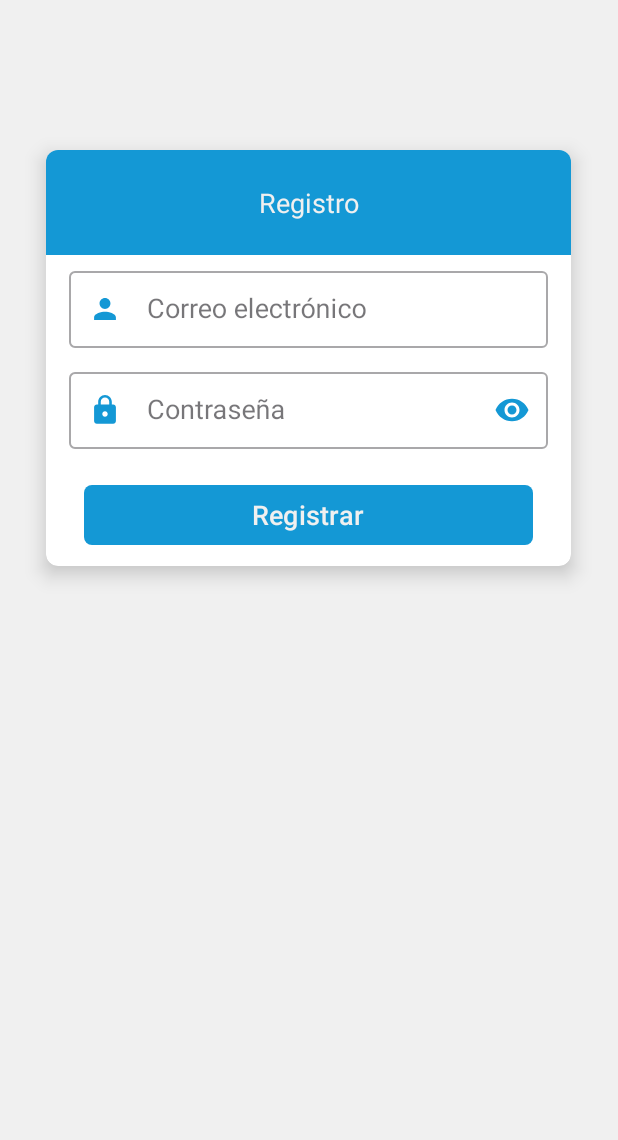
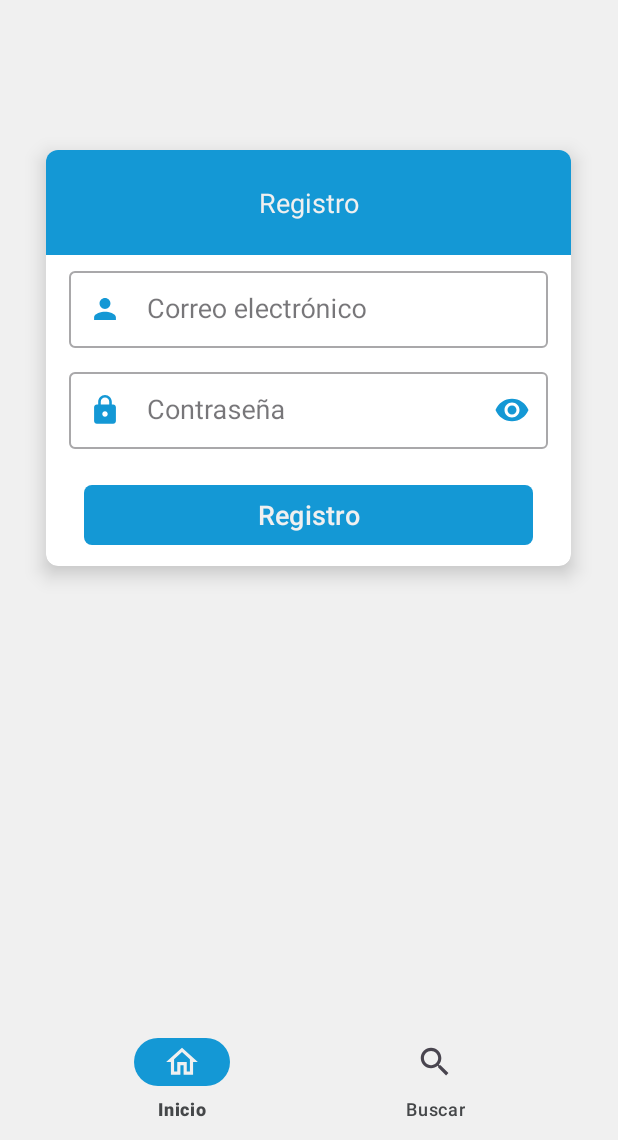
Before and after one commit to kevabin01/SuperHero, an Android app: the RegisterFragment screen opened through its navigation route, on a phone screen of 412 x 824 dp, the part 96-1236 px from its top. Run offline under Robolectric (Android 15) with nearby library versions, the phone set to English and light mode, and no system bars; our stand-ins replace Firebase (no records; nobody signed in at launch, a user with empty details on screens opened directly), data binding, navigation-ui, paging.

Commit message:
Orden de repositorios y viewmodels

```diff
--- a/app/src/main/java/com/codequark/superhero/room/RoomConstants.kt
+++ b/app/src/main/java/com/codequark/superhero/room/RoomConstants.kt
@@ -23,6 +23,7 @@ class RoomConstants {
         const val columnPublisher = "publisher"
         const val columnAlignment = "alignment"
         const val columnGender = "gender"
+        const val columnRace = "race"
         const val columnHeight = "height"
         const val columnWeight = "weight"
         const val columnEyeColor = "eyeColor"
--- a/app/src/main/java/com/codequark/superhero/ui/activities/MainActivity.kt
+++ b/app/src/main/java/com/codequark/superhero/ui/activities/MainActivity.kt
@@ -17,15 +17,10 @@ import androidx.navigation.ui.NavigationUI
 import com.codequark.superhero.R
 import com.codequark.superhero.databinding.ActivityMainBinding
 import com.codequark.superhero.managers.NetworkManager.NetworkStateDef
-import com.codequark.superhero.retrofit.requests.SearchRequest
-import com.codequark.superhero.utils.Constants
 import com.codequark.superhero.utils.LogUtils
 import com.codequark.superhero.viewModels.MainViewModel
 import com.codequark.superhero.viewModels.NetworkViewModel
 import com.codequark.superhero.viewModels.ViewModelFactory
-import kotlinx.coroutines.Dispatchers
-import kotlinx.coroutines.GlobalScope
-import kotlinx.coroutines.launch
 
 class MainActivity: AppCompatActivity() {
     private lateinit var binding: ActivityMainBinding
@@ -86,17 +81,6 @@ class MainActivity: AppCompatActivity() {
 
                 }
             }
-        }
-
-        @Suppress("EXPERIMENTAL_API_USAGE")
-        GlobalScope.launch(Dispatchers.IO) {
-            val params: HashMap<String, Any> = HashMap()
-
-            val query = "batman"
-            params[Constants.JsonConstants.query] = query
-
-            val request = SearchRequest()
-            //request.execute(params)
         }
     }
 
--- /dev/null
+++ b/app/src/main/java/com/codequark/superhero/viewModels/DaoViewModel.kt
@@ -0,0 +1,11 @@
+package com.codequark.superhero.viewModels
+
+import android.app.Application
+import androidx.annotation.NonNull
+import androidx.lifecycle.AndroidViewModel
+import com.codequark.superhero.repositories.MainRepository
+
+open class DaoViewModel(application: Application): AndroidViewModel(application) {
+    @NonNull
+    protected val repository = MainRepository.getInstance(application.applicationContext)
+}
--- /dev/null
+++ b/app/src/main/java/com/codequark/superhero/viewModels/LoginViewModel.kt
@@ -0,0 +1,78 @@
+package com.codequark.superhero.viewModels
+
+import android.app.Application
+import android.view.View
+import androidx.annotation.NonNull
+import androidx.lifecycle.LiveData
+import com.codequark.superhero.R
+import com.codequark.superhero.managers.NetworkManager.LoginStateDef
+import com.codequark.superhero.models.login.Login
+
+open class LoginViewModel(application: Application): RequestViewModel(application) {
+    @NonNull
+    private val loginState: LiveData<Int> = repository.getLoginState()
+
+    var email = ""
+    var password = ""
+
+    @NonNull
+    fun getLoginState(): LiveData<Int> {
+        return loginState
+    }
+
+    fun setLoginState(@LoginStateDef state: Int) {
+        repository.setLoginState(state)
+    }
+
+    fun login(@NonNull view: View) {
+        email = email.trim()
+
+        if(email.isEmpty()) {
+            setLoginState(LoginStateDef.STATE_LOGIN_ERROR_USUARIO_EMPTY)
+            return
+        }
+
+        if(password.isEmpty()) {
+            setLoginState(LoginStateDef.STATE_LOGIN_ERROR_PASSWORD_EMPTY)
+            return
+        }
+
+        if(password.length < 6) {
+            setLoginState(LoginStateDef.STATE_LOGIN_ERROR_PASSWORD_LONGITUD)
+            return
+        }
+
+        val login = Login(email, password)
+        repository.login(login)
+    }
+
+    fun logout() {
+        repository.logout()
+    }
+
+    fun registrarse(@NonNull view: View) {
+        this.repository.setDestination(R.id.navigationRegister)
+    }
+
+    fun register(@NonNull view: View) {
+        email = email.trim()
+
+        if(email.isEmpty()) {
+            setLoginState(LoginStateDef.STATE_LOGIN_ERROR_USUARIO_EMPTY)
+            return
+        }
+
+        if(password.isEmpty()) {
+            setLoginState(LoginStateDef.STATE_LOGIN_ERROR_PASSWORD_EMPTY)
+            return
+        }
+
+        if(password.length < 6) {
+            setLoginState(LoginStateDef.STATE_LOGIN_ERROR_PASSWORD_LONGITUD)
+            return
+        }
+
+        val login = Login(email, password)
+        repository.register(login)
+    }
+}
--- a/app/src/main/java/com/codequark/superhero/viewModels/MainViewModel.kt
+++ b/app/src/main/java/com/codequark/superhero/viewModels/MainViewModel.kt
@@ -1,42 +1,14 @@
 package com.codequark.superhero.viewModels
 
 import android.app.Application
-import android.view.View
 import androidx.annotation.IdRes
 import androidx.annotation.NonNull
-import androidx.lifecycle.AndroidViewModel
 import androidx.lifecycle.LiveData
 import androidx.navigation.ui.AppBarConfiguration
-import com.codequark.superhero.R
-import com.codequark.superhero.managers.NetworkManager.LoginStateDef
-import com.codequark.superhero.models.login.Login
-import com.codequark.superhero.repositories.MainRepository
 
-class MainViewModel(application: Application) : AndroidViewModel(application) {
-    @NonNull
-    private val repository: MainRepository = MainRepository.getInstance(application.applicationContext)
-
-    @NonNull
-    private val updating: LiveData<Boolean> = repository.getUpdating()
-
-    @NonNull
-    private val loginState: LiveData<Int> = repository.getLoginState()
-
+class MainViewModel(application: Application): LoginViewModel(application) {
     @NonNull
     private val destination: LiveData<Int> = repository.getDestination()
-
-    var email = ""
-    var password = ""
-
-    @NonNull
-    fun getUpdating(): LiveData<Boolean> {
-        return updating
-    }
-
-    @NonNull
-    fun getLoginState(): LiveData<Int> {
-        return loginState
-    }
 
     @NonNull
     fun getDestination(): LiveData<Int> {
@@ -45,14 +17,6 @@ class MainViewModel(application: Application) : AndroidViewModel(application) {
 
     val navConfiguration: AppBarConfiguration = repository.navConfiguration
 
-    fun setUpdating(updating: Boolean) {
-        repository.setUpdating(updating)
-    }
-
-    fun setLoginState(@LoginStateDef state: Int) {
-        repository.setLoginState(state)
-    }
-
     fun setDestination(@IdRes destination: Int) {
         repository.setDestination(destination)
     }
@@ -60,56 +24,4 @@ class MainViewModel(application: Application) : AndroidViewModel(application) {
     fun setQuery(@NonNull query: String) {
         this.repository.setQuery(query)
     }
-
-    fun login(@NonNull view: View) {
-        email = email.trim()
-
-        if(email.isEmpty()) {
-            setLoginState(LoginStateDef.STATE_LOGIN_ERROR_USUARIO_EMPTY)
-            return
-        }
-
-        if(password.isEmpty()) {
-            setLoginState(LoginStateDef.STATE_LOGIN_ERROR_PASSWORD_EMPTY)
-            return
-        }
-
-        if(password.length < 6) {
-            setLoginState(LoginStateDef.STATE_LOGIN_ERROR_PASSWORD_LONGITUD)
-            return
-        }
-
-        val login = Login(email, password)
-        repository.login(login)
-    }
-
-    fun logout() {
-        repository.logout()
-    }
-
-    fun registrarse(@NonNull view: View) {
-        setDestination(R.id.navigationRegister)
-    }
-
-    fun registrar(@NonNull view: View) {
-        email = email.trim()
-
-        if(email.isEmpty()) {
-            setLoginState(LoginStateDef.STATE_LOGIN_ERROR_USUARIO_EMPTY)
-            return
-        }
-
-        if(password.isEmpty()) {
-            setLoginState(LoginStateDef.STATE_LOGIN_ERROR_PASSWORD_EMPTY)
-            return
-        }
-
-        if(password.length < 6) {
-            setLoginState(LoginStateDef.STATE_LOGIN_ERROR_PASSWORD_LONGITUD)
-            return
-        }
-
-        val login = Login(email, password)
-        repository.registrar(login)
-    }
 }
--- /dev/null
+++ b/app/src/main/java/com/codequark/superhero/viewModels/RequestViewModel.kt
@@ -0,0 +1,52 @@
+package com.codequark.superhero.viewModels
+
+import android.app.Application
+import androidx.annotation.NonNull
+import androidx.lifecycle.LiveData
+import com.codequark.superhero.utils.Constants
+
+open class RequestViewModel(application: Application): DaoViewModel(application) {
+    @NonNull
+    private val updating = repository.getUpdating()
+
+    @NonNull
+    private val exception = repository.getException()
+
+    @NonNull
+    private val connection = repository.getConnection()
+
+    @NonNull
+    fun getUpdating(): LiveData<Boolean> {
+        return updating
+    }
+
+    @NonNull
+    fun getException(): LiveData<Exception> {
+        return exception
+    }
+
+    @NonNull
+    fun getConnection(): LiveData<Boolean> {
+        return connection
+    }
+
+    fun setUpdating(@NonNull updating: Boolean) {
+        this.repository.setUpdating(updating)
+    }
+
+    fun setException(@NonNull ex: Exception) {
+        this.repository.setException(ex)
+    }
+
+    fun setConnection(@NonNull connection: Boolean) {
+        this.repository.setConnection(connection)
+    }
+
+    fun requestSearch(@NonNull query: String) {
+        val params: HashMap<String, Any> = HashMap()
+
+        params[Constants.JsonConstants.query] = query
+
+        this.repository.requestSearch(params)
+    }
+}
--- /dev/null
+++ b/app/src/main/res/drawable/ic_home.xml
@@ -0,0 +1,11 @@
+<?xml version="1.0" encoding="utf-8"?>
+<vector xmlns:android="http://schemas.android.com/apk/res/android"
+	android:width="24dp"
+	android:height="24dp"
+	android:viewportWidth="24.0"
+	android:viewportHeight="24.0">
+
+	<path
+		android:fillColor="@color/backgroundIcons"
+		android:pathData="M12,5.69l5,4.5V18h-2v-6H9v6H7v-7.81l5,-4.5M12,3L2,12h3v8h6v-6h2v6h6v-8h3L12,3z" />
+</vector>
--- a/app/src/main/res/layout/activity_main.xml
+++ b/app/src/main/res/layout/activity_main.xml
@@ -41,8 +41,21 @@
 			android:id="@+id/fab"
 			android:layout_width="wrap_content"
 			android:layout_height="wrap_content"
+			android:layout_above="@id/bottomNavigationView"
+			android:layout_alignParentBottom="false"
 			android:contentDescription="@string/titleAppName"
 			style="@style/Style.FloatingActionButton.Search" />
+
+		<com.google.android.material.bottomnavigation.BottomNavigationView
+			android:id="@+id/bottomNavigationView"
+			android:layout_width="match_parent"
+			android:layout_height="wrap_content"
+			android:background="@color/backgroundBottomNav"
+			android:layout_alignParentBottom="true"
+			app:itemTextColor="@color/textColor"
+			app:labelVisibilityMode="labeled"
+			app:menu="@menu/bottom_nav_menu"
+			app:itemIconSize="25dp" />
 
 	</RelativeLayout>
 
--- a/app/src/main/res/layout/fragment_register.xml
+++ b/app/src/main/res/layout/fragment_register.xml
@@ -91,10 +91,10 @@
                 android:id="@+id/btnRegistrar"
                 android:layout_width="match_parent"
                 android:layout_height="wrap_content"
-                android:text="@string/titleRegistrar"
+                android:text="@string/titleRegister"
                 android:textColor="@color/colorWhite"
                 android:textSize="@dimen/textSizeNormal"
-                android:onClick="@{viewModel::registrar}"
+                android:onClick="@{viewModel::register}"
                 android:textAllCaps="false"
                 android:layout_marginTop="10dp"
                 android:layout_marginBottom="10dp"
--- /dev/null
+++ b/app/src/main/res/menu/bottom_nav_menu.xml
@@ -0,0 +1,13 @@
+<?xml version="1.0" encoding="utf-8"?>
+<menu xmlns:android="http://schemas.android.com/apk/res/android">
+	<item
+		android:id="@+id/navigationHome"
+		android:icon="@drawable/ic_home"
+		android:title="@string/titleHome" />
+
+	<item
+		android:id="@+id/navigationSearch"
+		android:icon="@drawable/ic_search"
+		android:title="@string/titleSearch" />
+
+</menu>
--- a/app/src/main/res/values/colors.xml
+++ b/app/src/main/res/values/colors.xml
@@ -12,6 +12,7 @@
 	<color name="backgroundLayoutIcon">@color/colorPrimary</color>
 	<color name="backgroundCardView">@color/colorWhite</color>
 	<color name="backgroundRecyclerView">@color/backgroundPrimary</color>
+	<color name="backgroundBottomNav">@color/colorWhite</color>
 
 	<color name="statusBarColor">@color/colorPrimary</color>
 	<color name="navigationBarColor">@color/backgroundSecondary</color>
--- a/app/src/main/res/values/strings.xml
+++ b/app/src/main/res/values/strings.xml
@@ -4,11 +4,10 @@
 
 	<string name="titleLogin">Iniciar sesión</string>
 	<string name="titleRegister">Registro</string>
-	<string name="titleHome">Registro</string>
+	<string name="titleHome">Inicio</string>
 	<string name="titleSearch">Buscar</string>
 	<string name="titleEmail">Correo electrónico</string>
 	<string name="titlePassword">Contraseña</string>
-	<string name="titleRegistrar">Registrar</string>
 	<string name="titleRegistrarse">Registrarse</string>
 	<string name="titleLogout">Cerrar sesión</string>
 
```
Also changed, not shown: app/src/main/java/com/codequark/superhero/repositories/DaoRepository.kt (+8 -4 lines), app/src/main/java/com/codequark/superhero/repositories/LoginRepository.kt (added, +116 -0 lines), app/src/main/java/com/codequark/superhero/repositories/MainRepository.kt (+2 -118 lines), app/src/main/java/com/codequark/superhero/repositories/RequestRepository.kt (added, +143 -0 lines), app/src/main/java/com/codequark/superhero/room/models/Hero.kt (+6 -1 lines), 1 other file.
